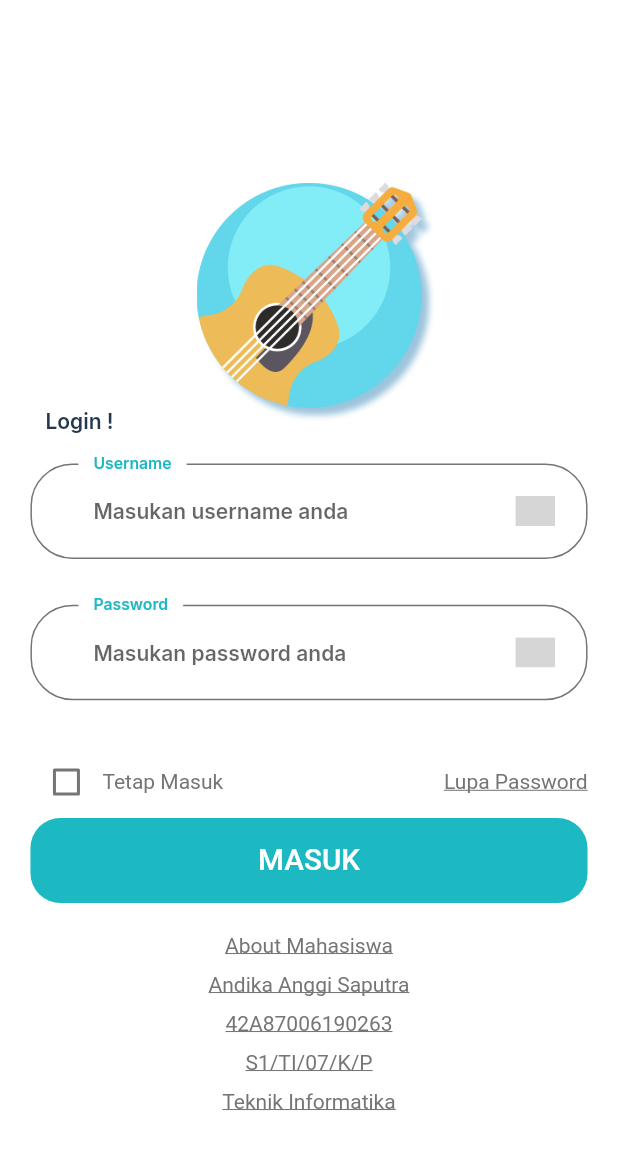
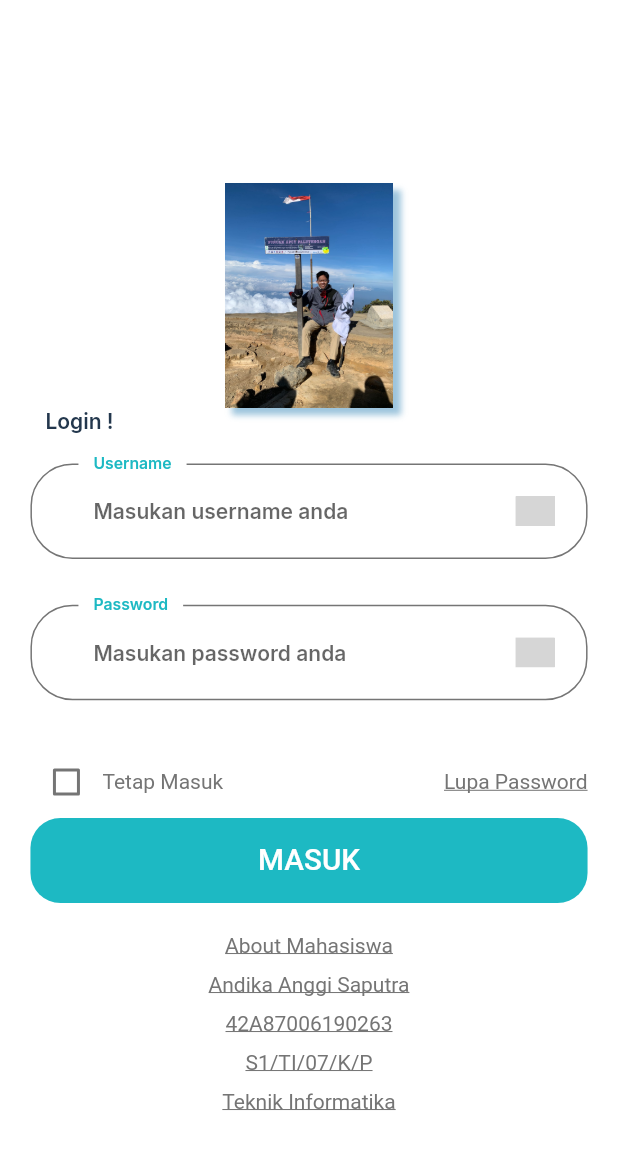
Before and after one commit to AndikaAnggiSaputra886699/login-flutter-toko, a Flutter app: the screen it shows after launch, on a phone screen of 412 x 824 dp. Shown: the top 1149 px of the screen. Run offline on Flutter 3.47's test engine with Material 2 defaults, Android fonts, the phone set to English and light mode, and no system bars; drawn by our look-alikes of simple_shadow; our stand-ins replace flutter_svg, google_fonts; missing offline and left inert: dart:html; Roboto replaces fonts that are missing (Muli); grey boxes are pictures that could not be loaded.

Commit message:
baru update

```diff
--- a/lib/Components/Login/LoginComponent.dart
+++ b/lib/Components/Login/LoginComponent.dart
@@ -29,7 +29,7 @@ class _LoginComponent extends State<LoginComponent> {
               height: SizeConfig.screenHeight * 0.04,),
             SimpleShadow(
               child: Image.asset(
-               "assets/images/icon.jpg",
+               "assets/images/foto.jpg",
             height: 150,
             width: 202,
             ),
```
Also changed, not shown: assets/images/foto.jpg (added).
